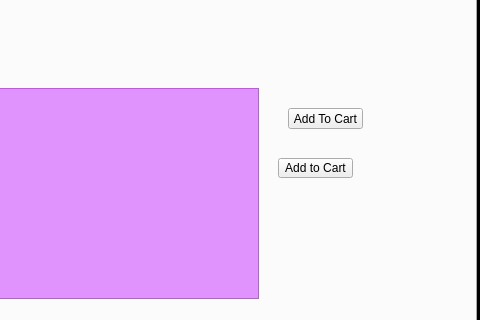
Qt form CS1C-Project-Master/ViewProducts.ui (AustinVaday/CS1C-Class-Project) before a commit; both pictures show x 184 to 664 and y 208 to 528 of the 664 by 528 pixel window.
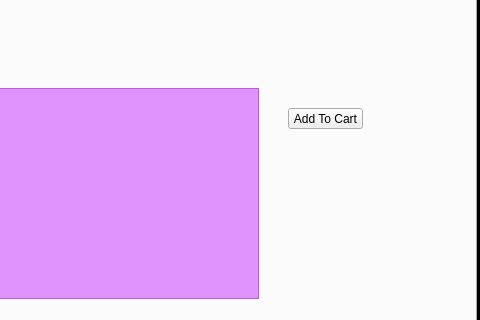
The same form after that commit. The open tabs and pages were chosen to show the change. Icons and pictures are not drawn.

Commit message: Saving progress, shopping cart works. Still need to be able to edit customer info and save it. Maybe use a modified version of the addressbook?

```diff
--- a/CS1C-Project-Master/ViewProducts.ui
+++ b/CS1C-Project-Master/ViewProducts.ui
@@ -108,19 +108,6 @@
 }</string>
      </property>
     </widget>
-    <widget class="QPushButton" name="product_One">
-     <property name="geometry">
-      <rect>
-       <x>460</x>
-       <y>280</y>
-       <width>75</width>
-       <height>20</height>
-      </rect>
-     </property>
-     <property name="text">
-      <string>Add to Cart</string>
-     </property>
-    </widget>
     <widget class="QPushButton" name="addProductOne">
      <property name="geometry">
       <rect>
@@ -301,7 +288,7 @@
     <string>Maintanence Plan</string>
    </property>
   </widget>
-  <widget class="QWidget" name="">
+  <widget class="QWidget" name="layoutWidget">
    <property name="geometry">
     <rect>
      <x>410</x>
```
Left out of the diff: 31 changed lines with no effect on the pictures. The commit also changes 17 other files.
